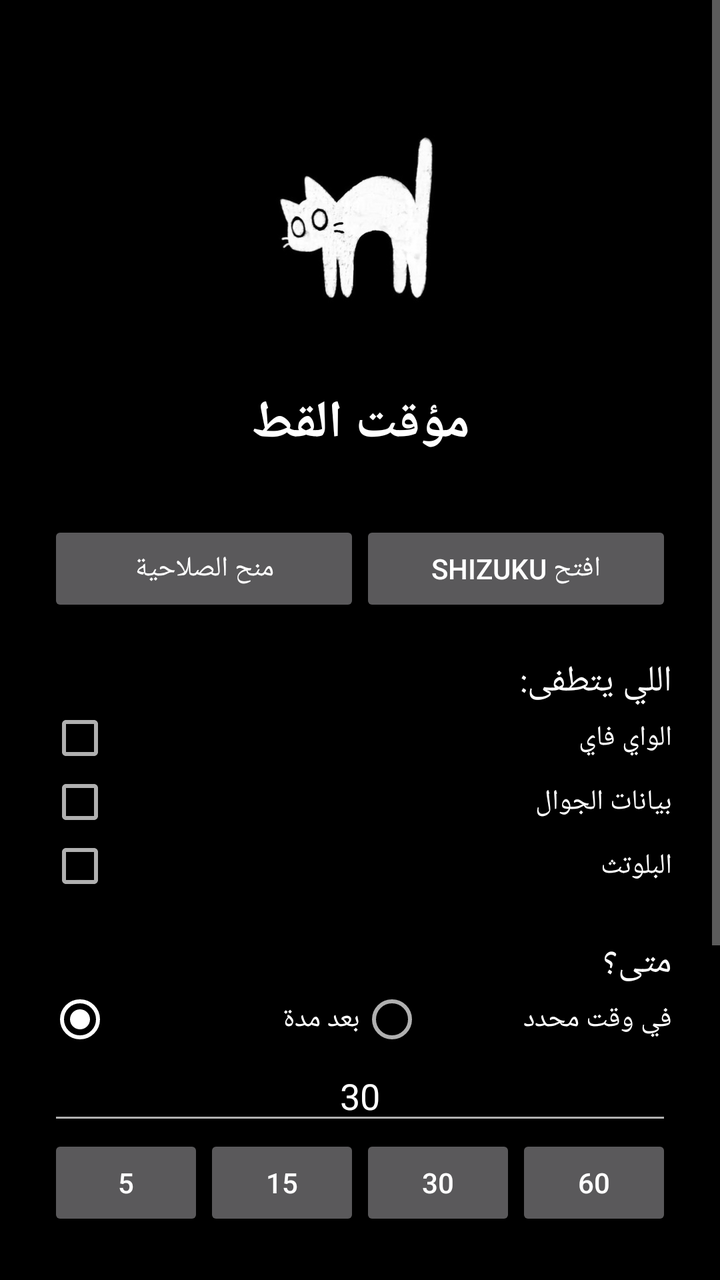
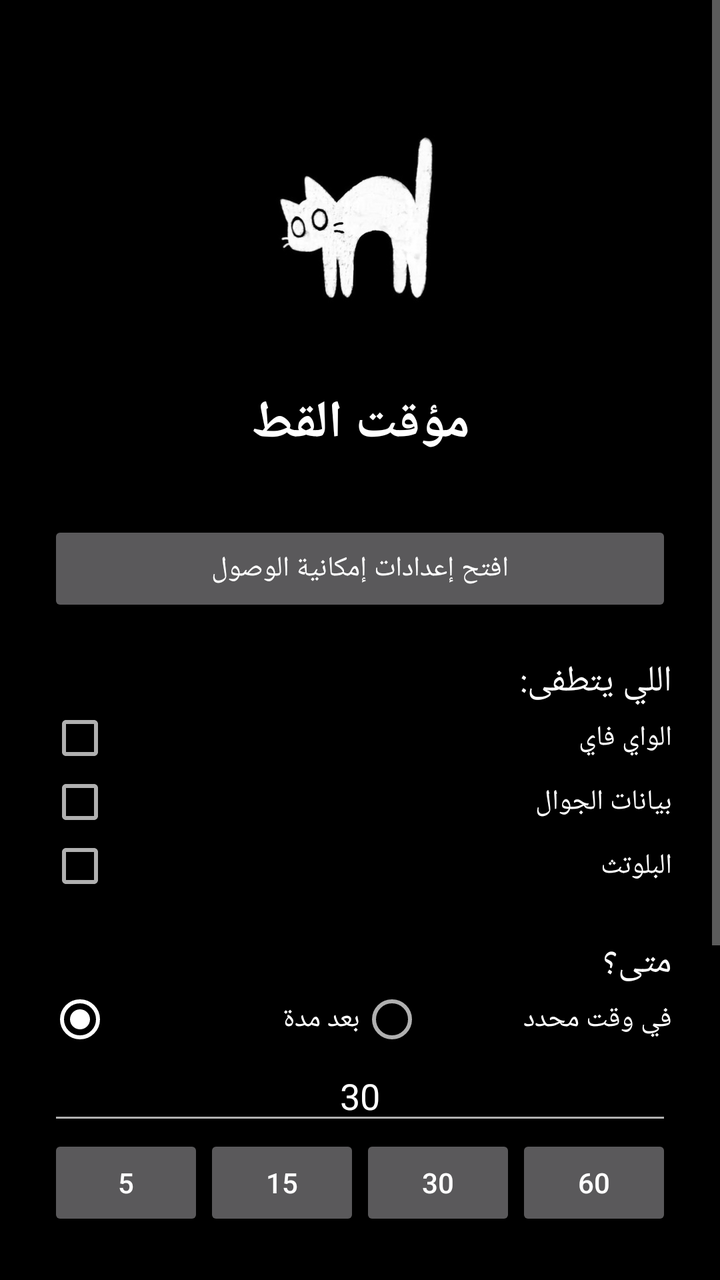

An Android layout rendered at two revisions. The XML below is the earlier revision; the diff shows what the commit changed to produce the second picture.
<!-- AndroidManifest.xml: application theme AppTheme -->
<!-- res/layout/activity_main.xml -->
<?xml version="1.0" encoding="utf-8"?>
<ScrollView xmlns:android="http://schemas.android.com/apk/res/android"
    android:layout_width="match_parent"
    android:layout_height="match_parent"
    android:background="@android:color/black"
    android:fillViewport="true">

    <LinearLayout
        android:layout_width="match_parent"
        android:layout_height="wrap_content"
        android:gravity="center_horizontal"
        android:orientation="vertical"
        android:padding="24dp">

        <ImageView
            android:layout_width="170dp"
            android:layout_height="170dp"
            android:contentDescription="cat"
            android:scaleType="fitCenter"
            android:src="@drawable/cat" />

        <TextView
            android:layout_width="wrap_content"
            android:layout_height="wrap_content"
            android:text="مؤقت القط"
            android:textColor="#FFFFFF"
            android:textSize="26sp"
            android:textStyle="bold" />

        <TextView
            android:id="@+id/tvShizuku"
            android:layout_width="match_parent"
            android:layout_height="wrap_content"
            android:layout_marginTop="12dp"
            android:gravity="center"
            android:textColor="#B0B0B0"
            android:textSize="14sp" />

        <LinearLayout
            android:id="@+id/rowShizukuButtons"
            android:layout_width="match_parent"
            android:layout_height="wrap_content"
            android:orientation="horizontal">

            <Button
                android:id="@+id/btnPermission"
                android:layout_width="0dp"
                android:layout_height="wrap_content"
                android:layout_weight="1"
                android:text="منح الصلاحية" />

            <Button
                android:id="@+id/btnOpenShizuku"
                android:layout_width="0dp"
                android:layout_height="wrap_content"
                android:layout_weight="1"
                android:text="افتح Shizuku" />
        </LinearLayout>

        <TextView
            android:layout_width="match_parent"
            android:layout_height="wrap_content"
            android:layout_marginTop="20dp"
            android:text="اللي يتطفى:"
            android:textColor="#FFFFFF"
            android:textSize="18sp" />

        <CheckBox
            android:id="@+id/cbWifi"
            android:layout_width="match_parent"
            android:layout_height="wrap_content"
            android:text="الواي فاي"
            android:textColor="#FFFFFF" />

        <CheckBox
            android:id="@+id/cbData"
            android:layout_width="match_parent"
            android:layout_height="wrap_content"
            android:text="بيانات الجوال"
            android:textColor="#FFFFFF" />

        <CheckBox
            android:id="@+id/cbBt"
            android:layout_width="match_parent"
            android:layout_height="wrap_content"
            android:text="البلوتث"
            android:textColor="#FFFFFF" />

        <TextView
            android:layout_width="match_parent"
            android:layout_height="wrap_content"
            android:layout_marginTop="20dp"
            android:text="متى؟"
            android:textColor="#FFFFFF"
            android:textSize="18sp" />

        <RadioGroup
            android:layout_width="match_parent"
            android:layout_height="wrap_content"
            android:orientation="horizontal">

            <RadioButton
                android:id="@+id/rbAfter"
                android:layout_width="0dp"
                android:layout_height="wrap_content"
                android:layout_weight="1"
                android:checked="true"
                android:text="بعد مدة"
                android:textColor="#FFFFFF" />

            <RadioButton
                android:id="@+id/rbAt"
                android:layout_width="0dp"
                android:layout_height="wrap_content"
                android:layout_weight="1"
                android:text="في وقت محدد"
                android:textColor="#FFFFFF" />
        </RadioGroup>

        <LinearLayout
            android:id="@+id/panelAfter"
            android:layout_width="match_parent"
            android:layout_height="wrap_content"
            android:orientation="vertical">

            <EditText
                android:id="@+id/etMinutes"
                android:layout_width="match_parent"
                android:layout_height="wrap_content"
                android:gravity="center"
                android:hint="عدد الدقائق"
                android:importantForAutofill="no"
                android:inputType="number"
                android:maxLength="4"
                android:text="30"
                android:textColor="#FFFFFF"
                android:textColorHint="#707070" />

            <LinearLayout
                android:layout_width="match_parent"
                android:layout_height="wrap_content"
                android:orientation="horizontal">

                <Button
                    android:id="@+id/btn5"
                    android:layout_width="0dp"
                    android:layout_height="wrap_content"
                    android:layout_weight="1"
                    android:text="5" />

                <Button
                    android:id="@+id/btn15"
                    android:layout_width="0dp"
                    android:layout_height="wrap_content"
                    android:layout_weight="1"
                    android:text="15" />

                <Button
                    android:id="@+id/btn30"
                    android:layout_width="0dp"
                    android:layout_height="wrap_content"
                    android:layout_weight="1"
                    android:text="30" />

                <Button
                    android:id="@+id/btn60"
                    android:layout_width="0dp"
                    android:layout_height="wrap_content"
                    android:layout_weight="1"
                    android:text="60" />
            </LinearLayout>
        </LinearLayout>

        <TimePicker
            android:id="@+id/timePicker"
            android:layout_width="wrap_content"
            android:layout_height="wrap_content"
            android:timePickerMode="spinner"
            android:visibility="gone" />

        <Button
            android:id="@+id/btnStart"
            android:layout_width="match_parent"
            android:layout_height="wrap_content"
            android:layout_marginTop="20dp"
            android:text="شغّل المؤقت"
            android:textStyle="bold" />

        <Button
            android:id="@+id/btnCancel"
            android:layout_width="match_parent"
            android:layout_height="wrap_content"
            android:text="إلغاء المؤقت" />

        <Button
            android:id="@+id/btnTest"
            android:layout_width="match_parent"
            android:layout_height="wrap_content"
            android:text="جرّب الآن (يطفي فوراً)" />

        <TextView
            android:id="@+id/tvStatus"
            android:layout_width="match_parent"
            android:layout_height="wrap_content"
            android:layout_marginTop="16dp"
            android:gravity="center"
            android:textColor="#FFFFFF"
            android:textSize="16sp" />

        <TextView
            android:id="@+id/tvLast"
            android:layout_width="match_parent"
            android:layout_height="wrap_content"
            android:layout_marginTop="8dp"
            android:gravity="center"
            android:textColor="#B0B0B0"
            android:textSize="13sp" />
    </LinearLayout>
</ScrollView>
<!-- resources referenced by this layout -->
<resources>
  <!-- drawable cat: jpg bitmap (drawable-nodpi, 14555 bytes) -->
  <style name="AppTheme" parent="@android:style/Theme.Material.NoActionBar">
          <item name="android:windowBackground">@android:color/black</item>
          <item name="android:colorBackground">@android:color/black</item>
          <item name="android:colorAccent">#FFFFFF</item>
          <item name="android:colorControlActivated">#FFFFFF</item>
          <item name="android:textColorPrimary">#FFFFFF</item>
          <item name="android:textColorSecondary">#B0B0B0</item>
          <item name="android:statusBarColor">@android:color/black</item>
          <item name="android:navigationBarColor">@android:color/black</item>
      </style>
</resources>

<!-- the commit's change to res/layout/activity_main.xml (unified diff, before → after) -->
@@ -28,7 +28,7 @@
             android:textStyle="bold" />
 
         <TextView
-            android:id="@+id/tvShizuku"
+            android:id="@+id/tvAccess"
             android:layout_width="match_parent"
             android:layout_height="wrap_content"
             android:layout_marginTop="12dp"
@@ -36,26 +36,11 @@
             android:textColor="#B0B0B0"
             android:textSize="14sp" />
 
-        <LinearLayout
-            android:id="@+id/rowShizukuButtons"
-            android:layout_width="match_parent"
-            android:layout_height="wrap_content"
-            android:orientation="horizontal">
-
-            <Button
-                android:id="@+id/btnPermission"
-                android:layout_width="0dp"
-                android:layout_height="wrap_content"
-                android:layout_weight="1"
-                android:text="منح الصلاحية" />
-
-            <Button
-                android:id="@+id/btnOpenShizuku"
-                android:layout_width="0dp"
-                android:layout_height="wrap_content"
-                android:layout_weight="1"
-                android:text="افتح Shizuku" />
-        </LinearLayout>
+        <Button
+            android:id="@+id/btnAccess"
+            android:layout_width="match_parent"
+            android:layout_height="wrap_content"
+            android:text="افتح إعدادات إمكانية الوصول" />
 
         <TextView
             android:layout_width="match_parent"
